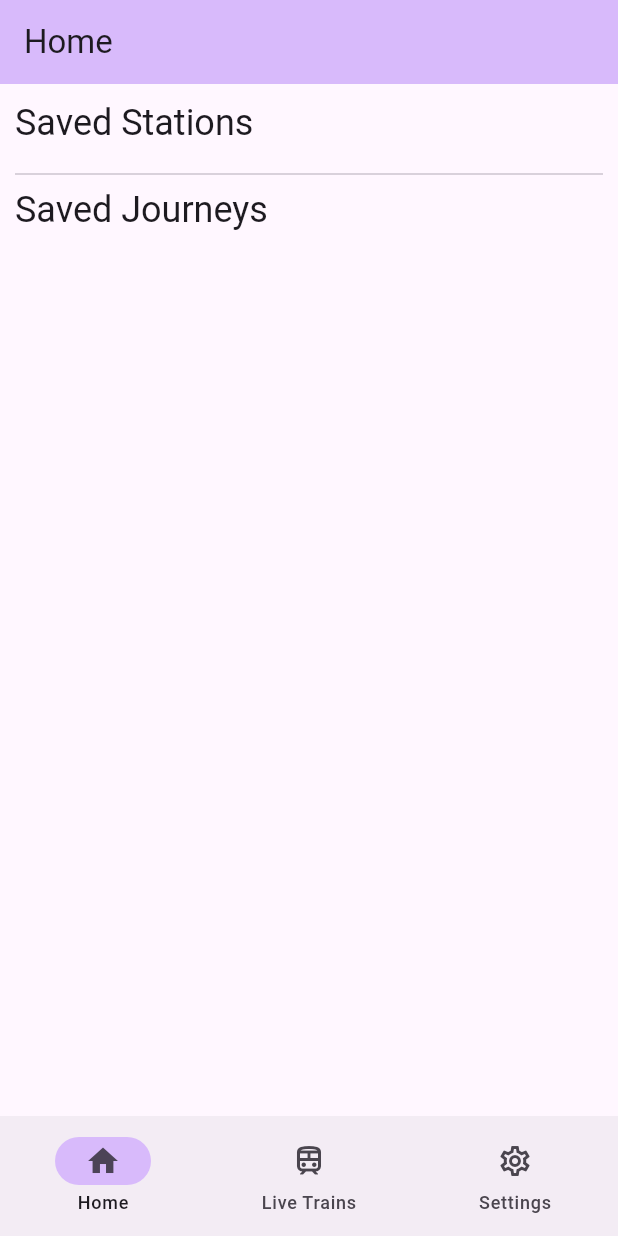
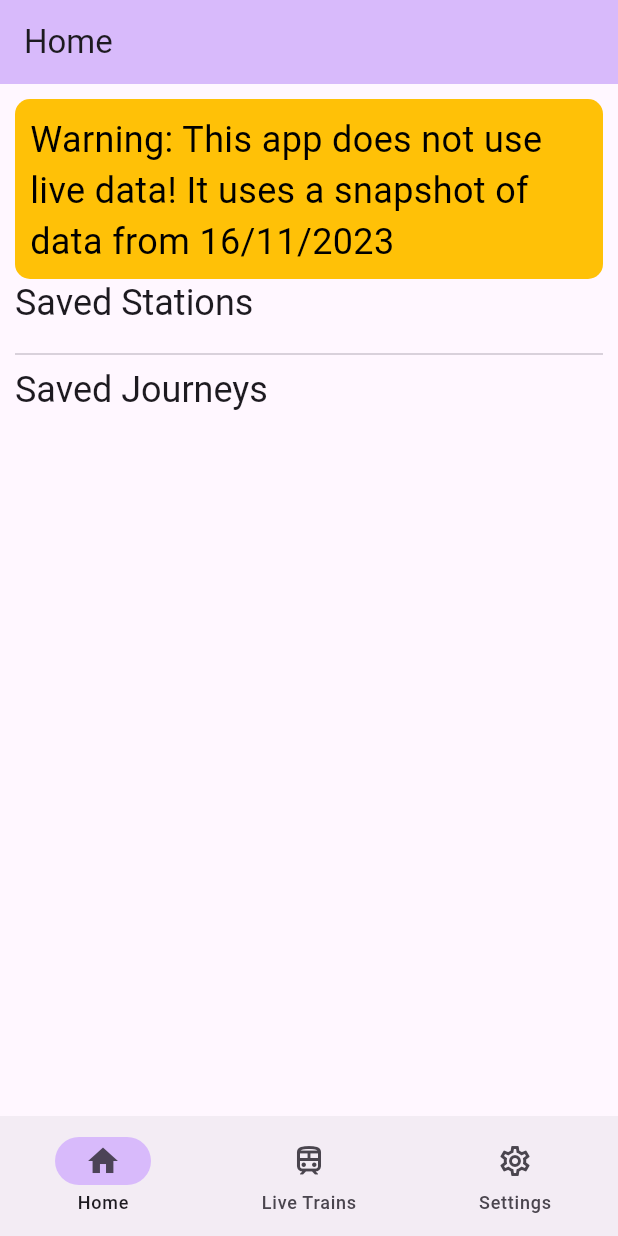
Before and after one commit to HughTB/train-tracked, a Flutter app: the screen it shows after launch, on a phone screen of 412 x 824 dp. Run offline on Flutter 3.47's test engine with Material 2 defaults, Android fonts, the phone set to English and light mode, and no system bars; our stand-ins replace csv, shared_preferences.

Commit message:
feat: add warning to top of home page

```diff
--- a/lib/home_page.dart
+++ b/lib/home_page.dart
@@ -25,6 +25,25 @@ class _HomePageState extends State<HomePage> {
           padding: const EdgeInsets.all(10),
           child: ListView(
             children: [
+              SizedBox(
+                height: 120,
+                child: DecoratedBox(
+                  decoration: const BoxDecoration(
+                    color: Colors.amber,
+                    borderRadius: BorderRadius.all(Radius.circular(10)),
+                  ),
+                  child: Padding(
+                    padding: const EdgeInsets.all(10),
+                    child: Text(
+                      'Warning: This app does not use live data! It uses a snapshot of data from 16/11/2023',
+                      style: TextStyle(
+                        fontSize: Theme.of(context).textTheme.headlineSmall!.fontSize,
+                        color: Colors.black,
+                      ),
+                    ),
+                  )
+                )
+              ),
               Padding(
                 padding: const EdgeInsets.only(bottom: 10),
                 child: Text(
```
